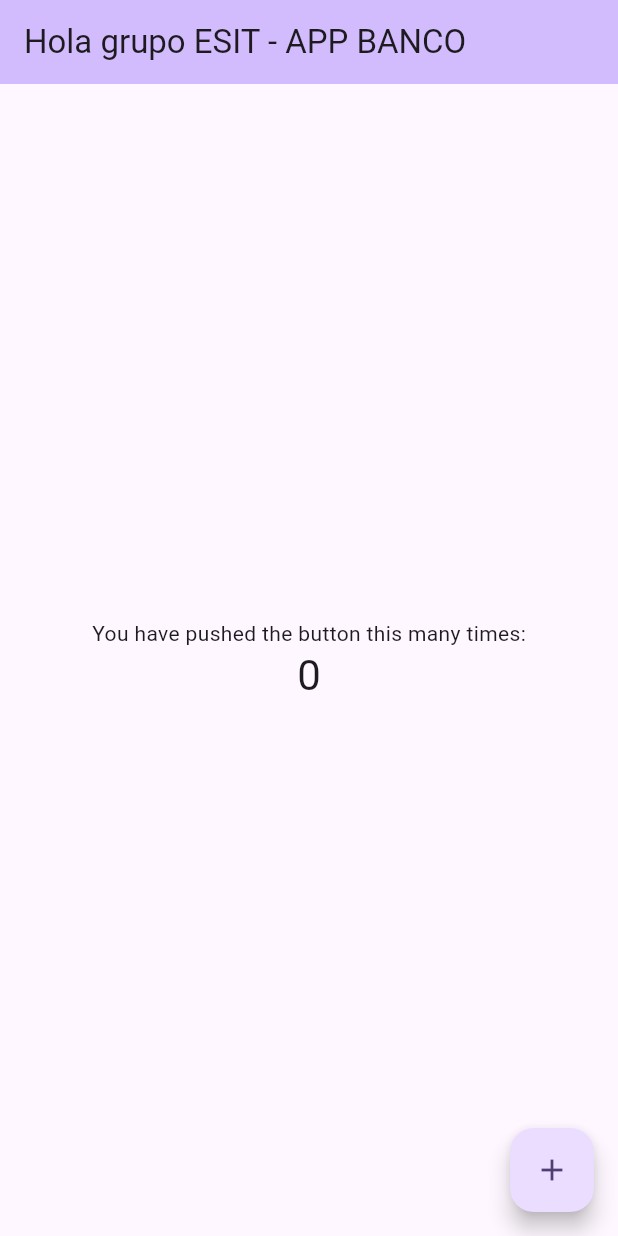
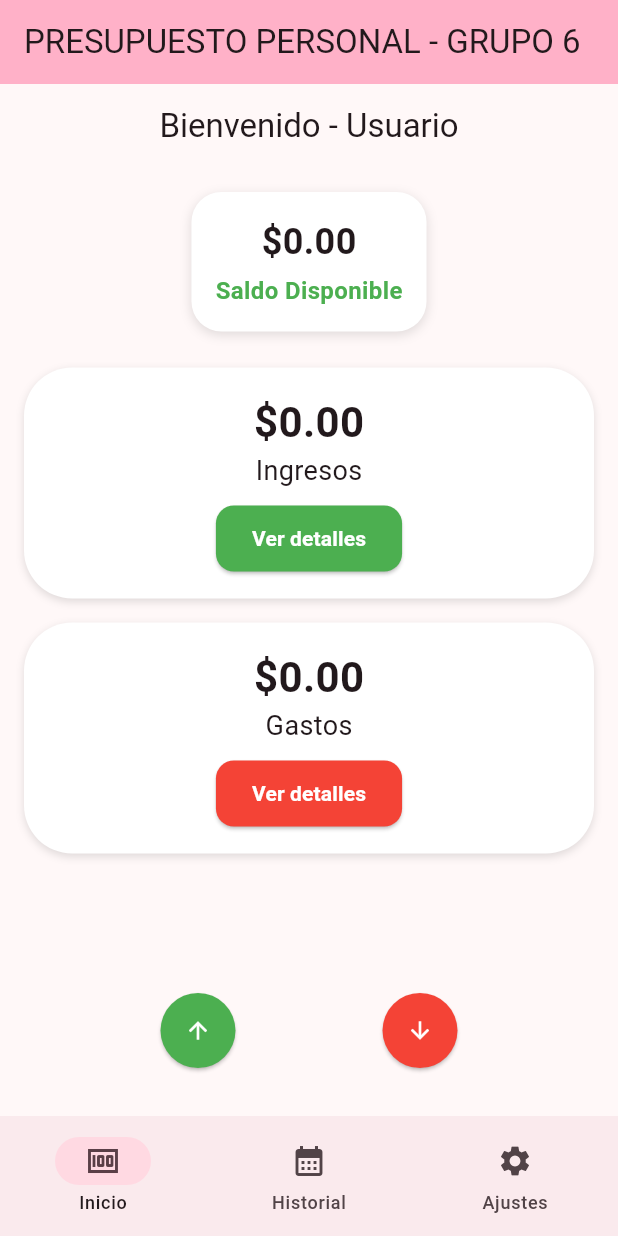
Before and after one commit to ESIT-DAM-APK/SpendWise_App, a Flutter app: the screen it shows after launch, on a phone screen of 412 x 824 dp. Run offline on Flutter 3.47's test engine with Material 3 defaults, Android fonts, the phone set to English and light mode, and no system bars; our stand-ins replace sqflite; accounts and stored records are empty.

Commit message:
copiaseguridad vistas y db ON

```diff
--- a/lib/main.dart
+++ b/lib/main.dart
@@ -1,8 +1,15 @@
 import 'package:flutter/material.dart';
+import 'widgets/add_transac.dart'; // Ajustá el path si está en una subcarpeta como 'pages/home.dart'
+import 'views/view_transacs.dart';
+import 'views/dashboard_view.dart';
+
+
 
 void main() {
-  runApp(const MyApp());
+    runApp(const MyApp());
+
 }
+
 
 class MyApp extends StatelessWidget {
   const MyApp({super.key});
@@ -13,9 +20,11 @@
     return MaterialApp(
       title: 'Flutter Demo',
       theme: ThemeData(
-        colorScheme: ColorScheme.fromSeed(seedColor: Colors.deepPurple),
+        //add color amarillo pastel
+        useMaterial3: true,
+        colorScheme: ColorScheme.fromSeed(seedColor: const Color.fromARGB(255, 0, 0, 0)),
       ),
-      home: const MyHomePage(title: 'Hola grupo ESIT - APP BANCO'),
+      home: const MyHomePage(title: 'PRESUPUESTO PERSONAL - GRUPO 6'),
     );
   }
 }
@@ -39,69 +48,56 @@
 }
 
 class _MyHomePageState extends State<MyHomePage> {
-  int _counter = 0;
+  int _selectedIndex = 0;
 
-  void _incrementCounter() {
-    setState(() {
-      // This call to setState tells the Flutter framework that something has
-      // changed in this State, which causes it to rerun the build method below
-      // so that the display can reflect the updated values. If we changed
-      // _counter without calling setState(), then the build method would not be
-      // called again, and so nothing would appear to happen.
-      _counter++;
-    });
+
+
+  // Contenido de las páginas según el índice seleccionado
+Widget _getSelectedPage() {
+  switch (_selectedIndex) {
+    case 0:
+      //return const DashboardView();
+      return DashboardScreen();
+      //     totalIngresos: 0.0, // Aquí deberías obtener el total de ingresos desde la base de datos
+      //     totalGastos: 0.0, // Aquí deberías obtener el total de gastos desde la base de datos
+      //   );
+    case 1:
+      return FormTransac(onSaved: () {
+        setState(() {
+          _selectedIndex = 0; // CAMBIAR A LA VISTA DE TRANSACCIONES
+        });
+      });
+    case 2:
+    //  return const Center(child: Text('Configuración'));
+          return const ViewTransacs();
+    default:
+      return const Center(child: Text('Página desconocida'));
   }
+}
+
+
 
   @override
   Widget build(BuildContext context) {
-    // This method is rerun every time setState is called, for instance as done
-    // by the _incrementCounter method above.
-    //
-    // The Flutter framework has been optimized to make rerunning build methods
-    // fast, so that you can just rebuild anything that needs updating rather
-    // than having to individually change instances of widgets.
     return Scaffold(
       appBar: AppBar(
-        // TRY THIS: Try changing the color here to a specific color (to
-        // Colors.amber, perhaps?) and trigger a hot reload to see the AppBar
-        // change color while the other colors stay the same.
         backgroundColor: Theme.of(context).colorScheme.inversePrimary,
-        // Here we take the value from the MyHomePage object that was created by
-        // the App.build method, and use it to set our appbar title.
         title: Text(widget.title),
       ),
-      body: Center(
-        // Center is a layout widget. It takes a single child and positions it
-        // in the middle of the parent.
-        child: Column(
-          // Column is also a layout widget. It takes a list of children and
-          // arranges them vertically. By default, it sizes itself to fit its
-          // children horizontally, and tries to be as tall as its parent.
-          //
-          // Column has various properties to control how it sizes itself and
-          // how it positions its children. Here we use mainAxisAlignment to
-          // center the children vertically; the main axis here is the vertical
-          // axis because Columns are vertical (the cross axis would be
-          // horizontal).
-          //
-          // TRY THIS: Invoke "debug painting" (choose the "Toggle Debug Paint"
-          // action in the IDE, or press "p" in the console), to see the
-          // wireframe for each widget.
-          mainAxisAlignment: MainAxisAlignment.center,
-          children: <Widget>[
-            const Text('You have pushed the button this many times:'),
-            Text(
-              '$_counter',
-              style: Theme.of(context).textTheme.headlineMedium,
-            ),
-          ],
-        ),
+      body: Center(child: _getSelectedPage()),
+      bottomNavigationBar: NavigationBar(
+        selectedIndex: _selectedIndex,
+        onDestinationSelected: (int index) {
+          setState(() {
+            _selectedIndex = index;
+          });
+        },
+        destinations: const [
+          NavigationDestination(icon: Icon(Icons.money), label: 'Inicio'),
+          NavigationDestination(icon: Icon(Icons.calendar_month), label: 'Historial'),
+          NavigationDestination(icon: Icon(Icons.settings), label: 'Ajustes'),
+        ],
       ),
-      floatingActionButton: FloatingActionButton(
-        onPressed: _incrementCounter,
-        tooltip: 'Increment',
-        child: const Icon(Icons.add),
-      ), // This trailing comma makes auto-formatting nicer for build methods.
     );
   }
 }
--- /dev/null
+++ b/lib/transac_item.dart
@@ -0,0 +1,36 @@
+
+class TransacItem {
+  final int? id;
+  final String type;
+  final double amount;
+  final String date;
+  final String description;
+
+  TransacItem({
+    this.id,
+    required this.type,
+    required this.amount,
+    required this.date,
+    required this.description,
+  });
+
+  Map<String, dynamic> toMap() {
+    return {
+      'id': id,
+      'type': type,
+      'amount': amount,
+      'date': date,
+      'description': description,
+    };
+  }
+
+  factory TransacItem.fromMap(Map<String, dynamic> map) {
+    return TransacItem(
+      id: map['id'],
+      type: map['type'],
+      amount: map['amount'],
+      date: map['date'],
+      description: map['description'],
+    );
+  }
+}
--- /dev/null
+++ b/lib/views/dashboard_view.dart
@@ -0,0 +1,189 @@
+import 'package:flutter/material.dart';
+import 'package:test_flutter/database/transac_database.dart'; // Ajusta el path
+import 'package:test_flutter/helpers/modal_helpers.dart';
+
+
+
+class DashboardScreen extends StatelessWidget {
+  const DashboardScreen({super.key});
+
+  @override
+
+  Widget build(BuildContext context) {
+    return Scaffold(
+      appBar: AppBar(
+        title: const Text('Bienvenido - Usuario'),
+        centerTitle: true,
+      ),
+      body: FutureBuilder<Map<String, double>>(
+        future: _getTotalAmounts(),
+        builder: (context, snapshot) {
+          if (snapshot.connectionState == ConnectionState.waiting) {
+            return const Center(child: CircularProgressIndicator());
+          }
+
+          if (snapshot.hasError) {
+            return Center(child: Text('Error: ${snapshot.error}'));
+          }
+
+          if (snapshot.hasData) {
+            final totalIngresos = snapshot.data?['ingresos'] ?? 0.0;
+            final totalGastos = snapshot.data?['gastos'] ?? 0.0;
+            final saldo = totalIngresos - totalGastos;
+
+            return Padding(
+              padding: const EdgeInsets.all(16.0),
+              child: Column(
+                crossAxisAlignment: CrossAxisAlignment.center,
+                children: [
+                  Container(
+                    padding: const EdgeInsets.all(16),
+                    decoration: BoxDecoration(
+                      color: Colors.white,
+                      borderRadius: BorderRadius.circular(20),
+                      boxShadow: [
+                        BoxShadow(
+                          color: Colors.black12,
+                          blurRadius: 6,
+                          offset: Offset(0, 2),
+                        ),
+                      ],
+                    ),
+                    child: Column(
+                      children: [
+                        Text(
+                          '\$${saldo.toStringAsFixed(2)}',
+                          style: const TextStyle(fontSize: 24, fontWeight: FontWeight.bold),
+                        ),
+                        const SizedBox(height: 4),
+                        const Text(
+                          'Saldo Disponible',
+                          style: TextStyle(color: Colors.green, fontSize: 16, fontWeight: FontWeight.bold),
+                        ),
+                      ],
+                    ),
+                  ),
+                  const SizedBox(height: 24),
+                  _buildCard(
+                    context,
+                    title: 'Ingresos',
+                    amount: totalIngresos,
+                    color: Colors.green,
+                    onPressed: () {},
+                  ),
+                  const SizedBox(height: 16),
+                  _buildCard(
+                    context,
+                    title: 'Gastos',
+                    amount: totalGastos,
+                    color: Colors.red,
+                    onPressed: () {},
+                  ),
+                  const Spacer(),
+                  // Row(
+                  //   mainAxisAlignment: MainAxisAlignment.spaceEvenly,
+                  //   children: [
+                  //     _buildNavButton(icon: Icons.arrow_upward, color: Colors.green, onPressed: () {}),
+                  //    // _buildNavButton(icon: Icons.menu, color: Colors.black87, onPressed: () {}),
+                  //     _buildNavButton(icon: Icons.arrow_downward, color: Colors.red, onPressed: () {}),
+                  //   ],
+                  // ),
+                  Row(
+                    mainAxisAlignment: MainAxisAlignment.spaceEvenly,
+                    children: [
+                      _buildNavButton(
+                        icon: Icons.arrow_upward,
+                        color: Colors.green,
+                        onPressed: () => showAddIngresoModal(context),
+                      ),
+                      _buildNavButton(
+                        icon: Icons.arrow_downward,
+                        color: Colors.red,
+                        onPressed: () => showAddGastoModal(context),
+                      ),
+                    ],
+                  ),
+                  const SizedBox(height: 16),
+                ],
+              ),
+            );
+          }
+
+          return const Center(child: Text('No data available.'));
+        },
+      ),
+    );
+  }
+
+  Future<Map<String, double>> _getTotalAmounts() async {
+  final totalIngresos = await TransacDatabase.instance.getTotalAmount('Ingreso');
+  final totalGastos = await TransacDatabase.instance.getTotalAmount('Gasto');
+
+  return {
+    'ingresos': totalIngresos,
+    'gastos': totalGastos,
+  };
+}
+
+  Widget _buildCard(BuildContext context,
+      {required String title,
+      required double amount,
+      required Color color,
+      required VoidCallback onPressed}) {
+    return Container(
+      width: double.infinity,
+      padding: const EdgeInsets.all(16),
+      decoration: BoxDecoration(
+        color: Colors.white,
+        borderRadius: BorderRadius.circular(32),
+        boxShadow: [
+          BoxShadow(
+            color: Colors.black12,
+            blurRadius: 4,
+            offset: Offset(0, 2),
+          )
+        ],
+      ),
+      child: Column(
+        crossAxisAlignment: CrossAxisAlignment.center,
+        children: [
+          Text(
+            '\$${amount.toStringAsFixed(2)}',
+            style: const TextStyle(fontSize: 28, fontWeight: FontWeight.bold),
+          ),
+          Text(
+            title,
+            style: const TextStyle(fontSize: 18),
+          ),
+          const SizedBox(height: 8),
+          ElevatedButton(
+            onPressed: onPressed,
+            style: ElevatedButton.styleFrom(
+              backgroundColor: color,
+              padding: const EdgeInsets.symmetric(horizontal: 24, vertical: 12),
+              shape: RoundedRectangleBorder(
+                borderRadius: BorderRadius.circular(12),
+              ),
+            ),
+            child: const Text(
+              'Ver detalles',
+              style: TextStyle(color: Colors.white, fontWeight: FontWeight.bold),
+            ),
+          )
+        ],
+      ),
+    );
+  }
+
+  Widget _buildNavButton({required IconData icon, required Color color, required VoidCallback onPressed}) {
+    return ElevatedButton(
+      onPressed: onPressed,
+      style: ElevatedButton.styleFrom(
+        backgroundColor: color,
+        shape: const CircleBorder(),
+        padding: const EdgeInsets.all(16),
+      ),
+      child: Icon(icon, color: Colors.white),
+    );
+  }
+}
```
Also changed, not shown: lib/database/transac_database.dart (added, +73 -0 lines), lib/helpers/modal_helpers.dart (added, +26 -0 lines), lib/views/view_transacs.dart (added, +73 -0 lines), lib/widgets/add_transac.dart (added, +107 -0 lines), lib/widgets/add_transac_form.dart (added, +114 -0 lines), pubspec.yaml (+6 -1 lines), lib/widgets/add_transac_modal.dart (added), 2 other files.
